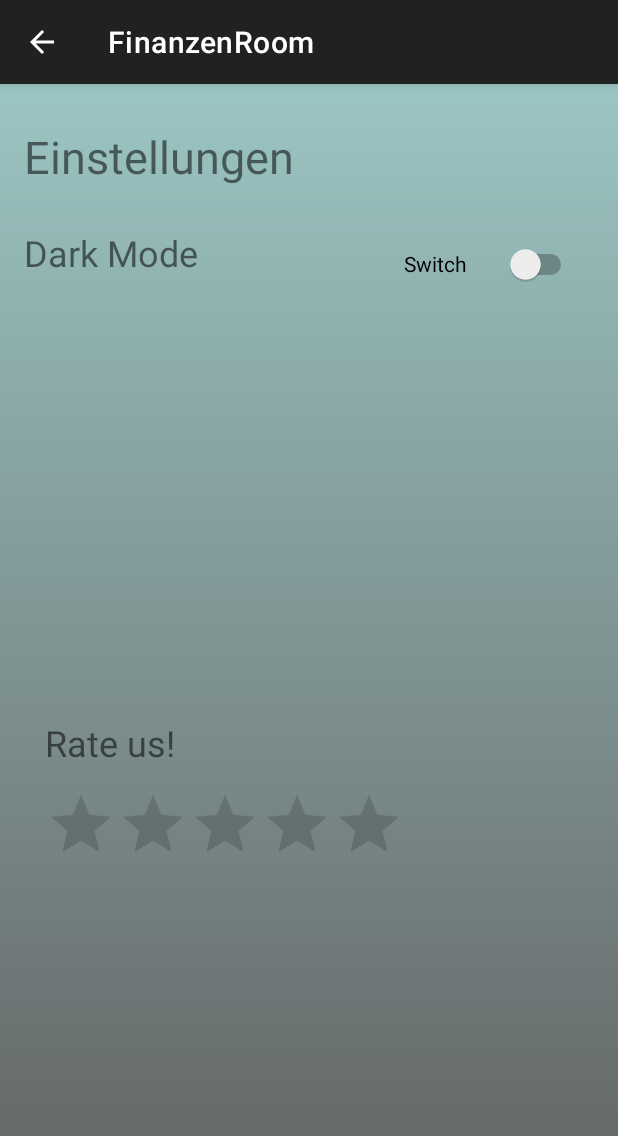
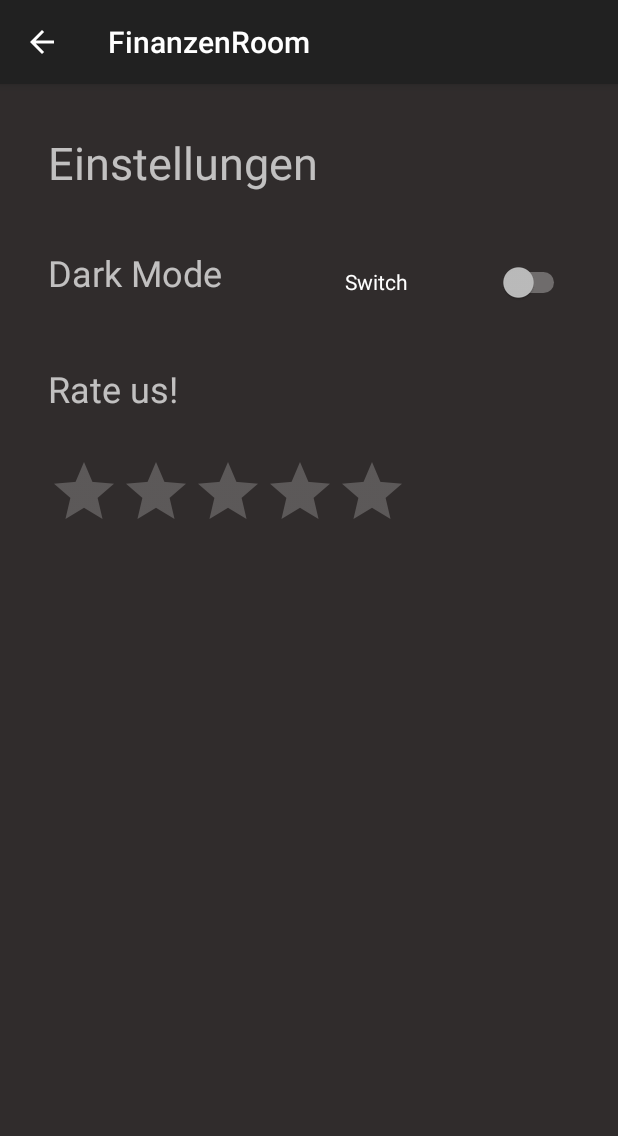
Before and after one commit to LucaM24/FinanceLast, an Android app: the Settings screen opened directly, with no data from a screen before it, on a phone screen of 412 x 824 dp. Shown: the top 1136 px of the screen. Run offline under Robolectric (Android 15) with nearby library versions, the phone set to English and light mode, and no system bars.

Commit message:
Settings

```diff
--- a/app/src/main/java/com/example/finanzenroom/NeuerEintragActivity.kt
+++ b/app/src/main/java/com/example/finanzenroom/NeuerEintragActivity.kt
@@ -72,6 +72,7 @@ class NeuerEintragActivity : AppCompatActivity(), AdapterView.OnItemSelectedList
         var month = c.get(Calendar.MONTH) + 1
         var day = c.get(Calendar.DAY_OF_MONTH)
         tV4.setText((day.toString()+ "." + month.toString() + "." + year.toString()))
+
         fun date() { //3. Methode, falls der Nutzer einen anderen Tag auswählen möchte
             val datePickerDialog =
                     DatePickerDialog(this@NeuerEintragActivity, DatePickerDialog.OnDateSetListener
--- a/app/src/main/java/com/example/finanzenroom/Stats.kt
+++ b/app/src/main/java/com/example/finanzenroom/Stats.kt
@@ -93,6 +93,7 @@ class Stats : AppCompatActivity(), AdapterView.OnItemSelectedListener {
             }
         }
 
+
         tV7 = findViewById(R.id.textView7)
         spinner_kat = findViewById(R.id.spinner_kat)
         button_berechne2 = findViewById(R.id.buttonBerechne2)
--- a/app/src/main/java/com/example/finanzenroom/TransactionListAdapter.kt
+++ b/app/src/main/java/com/example/finanzenroom/TransactionListAdapter.kt
@@ -22,7 +22,7 @@ class TransactionListAdapter : ListAdapter<Transaction, TransactionListAdapter.T
         val current = getItem(position)
         var stringID = current._id.toString()
 
-        holder.bind(""+current._bet+" €" +"    "+current._kat+"\n " +current._tag.toString()+"."+current._mon.toString()+"."+current._jahr+""+"ID: "+ current._id)
+        holder.bind(""+current._bet+" €"+", "+current._kat+"\n" +current._tag.toString()+"."+current._mon.toString()+"."+current._jahr+"                           "+"ID: "+ current._id)
     }
 
     class TransactionViewHolder(itemView: View) : RecyclerView.ViewHolder(itemView) {
--- a/app/src/main/java/com/example/finanzenroom/TransactionRoomDatabase.kt
+++ b/app/src/main/java/com/example/finanzenroom/TransactionRoomDatabase.kt
@@ -32,7 +32,7 @@ public abstract class TransactionRoomDatabase : RoomDatabase() {
             transactionDao.deleteAll()
 
             // Add sample words.
-            var transaction = Transaction(0, "Ausgabe", "Essen", 2021, 1, 24, 420)
+            var transaction = Transaction(0, "Ausgabe", "Essen", 2021, 1, 24, 4)
             transactionDao.insert(transaction)
             var transaction2 = Transaction(0, "Ausgabe", "Essen", 2021, 2, 14, 69)
             transactionDao.insert(transaction2)
--- a/app/src/main/res/drawable/gradient_background.xml
+++ b/app/src/main/res/drawable/gradient_background.xml
@@ -1,16 +1,16 @@
 <?xml version="1.0" encoding="utf-8"?>
 <selector xmlns:android="http://schemas.android.com/apk/res/android">
-    <!--<item>
+    <item>
         <shape>
             <gradient
                 android:angle="90"
-                android:startColor="#29323c"
-                android:endColor="#485563"
+                android:startColor="#302c2c"
+                android:endColor="#302c2c"
                 android:type="linear"/>
         </shape>
-    </item>-->
+    </item>
 
-    <item>
+    <!--<item>
         <shape>
             <gradient
                 android:angle="90"
@@ -18,6 +18,6 @@
                 android:endColor="#9bc5c3"
                 android:type="linear"/>
         </shape>
-    </item>
+    </item>-->
 
 </selector>
--- a/app/src/main/res/layout/recyclerview_item.xml
+++ b/app/src/main/res/layout/recyclerview_item.xml
@@ -10,6 +10,6 @@
         style="@style/word_title"
         android:layout_width="match_parent"
         android:layout_height="match_parent"
-        android:background="@android:color/holo_orange_light" />
+        android:background="@android:color/holo_orange_dark" />
 
 </LinearLayout>
--- a/app/src/main/res/layout/settings_screen.xml
+++ b/app/src/main/res/layout/settings_screen.xml
@@ -10,55 +10,51 @@
 
     <TextView
         android:id="@+id/textView_settings"
-        android:layout_width="197dp"
-        android:layout_height="38dp"
-        android:layout_marginTop="28dp"
+        android:layout_width="250dp"
+        android:layout_height="45dp"
+        android:layout_marginStart="32dp"
+        android:layout_marginTop="32dp"
         android:textSize="30sp"
-        app:layout_constraintEnd_toEndOf="parent"
-        app:layout_constraintHorizontal_bias="0.074"
         app:layout_constraintStart_toStartOf="parent"
         app:layout_constraintTop_toTopOf="parent" />
 
     <TextView
         android:id="@+id/textView_darkmode"
-        android:layout_width="168dp"
-        android:layout_height="38dp"
-        android:layout_marginTop="96dp"
+        android:layout_width="150dp"
+        android:layout_height="45dp"
+        android:layout_marginStart="32dp"
+        android:layout_marginTop="32dp"
         android:textSize="24sp"
-        app:layout_constraintEnd_toEndOf="parent"
-        app:layout_constraintHorizontal_bias="0.065"
         app:layout_constraintStart_toStartOf="parent"
-        app:layout_constraintTop_toTopOf="parent" />
+        app:layout_constraintTop_toBottomOf="@+id/textView_settings" />
 
     <Switch
         android:id="@+id/switchToDarkMode"
-        android:layout_width="115dp"
-        android:layout_height="32dp"
-        android:layout_marginTop="104dp"
+        android:layout_width="150dp"
+        android:layout_height="45dp"
+        android:layout_marginTop="32dp"
+        android:layout_marginEnd="32dp"
         android:text="Switch"
         app:layout_constraintEnd_toEndOf="parent"
-        app:layout_constraintHorizontal_bias="0.908"
-        app:layout_constraintStart_toStartOf="parent"
-        app:layout_constraintTop_toTopOf="parent" />
+        app:layout_constraintTop_toBottomOf="@+id/textView_settings" />
 
     <TextView
         android:id="@+id/textView_rateus"
-        android:layout_width="168dp"
-        android:layout_height="37dp"
-        android:layout_marginBottom="308dp"
+        android:layout_width="150dp"
+        android:layout_height="45dp"
+        android:layout_marginStart="32dp"
+        android:layout_marginTop="32dp"
         android:textSize="24sp"
-        app:layout_constraintBottom_toBottomOf="parent"
-        app:layout_constraintEnd_toEndOf="parent"
-        app:layout_constraintHorizontal_bias="0.123"
-        app:layout_constraintStart_toStartOf="parent" />
+        app:layout_constraintStart_toStartOf="parent"
+        app:layout_constraintTop_toBottomOf="@+id/textView_darkmode" />
 
     <RatingBar
         android:id="@+id/ratingBar"
-        android:layout_width="239dp"
-        android:layout_height="46dp"
-        android:layout_marginBottom="252dp"
-        app:layout_constraintBottom_toBottomOf="parent"
-        app:layout_constraintEnd_toEndOf="parent"
-        app:layout_constraintHorizontal_bias="0.174"
-        app:layout_constraintStart_toStartOf="parent" />
+        android:layout_width="240dp"
+        android:layout_height="45dp"
+        android:layout_marginStart="32dp"
+        android:layout_marginTop="16dp"
+        app:layout_constraintStart_toStartOf="parent"
+        app:layout_constraintTop_toBottomOf="@+id/textView_rateus" />
+
 </androidx.constraintlayout.widget.ConstraintLayout>
--- a/app/src/main/res/values/styles.xml
+++ b/app/src/main/res/values/styles.xml
@@ -2,7 +2,7 @@
 <resources>
 
     <!-- Base application theme. -->
-    <style name="AppTheme" parent="Theme.MaterialComponents.Light.DarkActionBar">
+    <style name="AppTheme" parent="Theme.AppCompat">
         <!-- Customize your theme here. -->
         <!--<item name="colorPrimary">@color/colorPrimary</item>
         <item name="colorPrimaryDark">@color/colorPrimaryDark</item>
```
Also changed, not shown: app/src/main/res/layout/activity_change_entry.xml (+20 -22 lines), app/src/main/res/layout/activity_main.xml (+13 -10 lines), app/src/main/res/layout/activity_neuer_eintrag.xml (+91 -85 lines), app/src/main/res/layout/activity_stats.xml (+48 -48 lines), app/src/main/res/values-night/themes.xml (deleted, +0 -16 lines).
